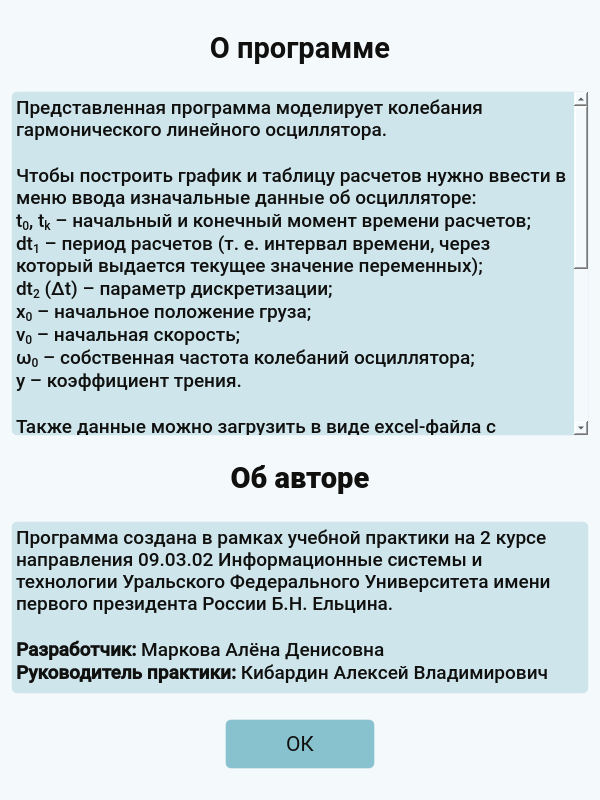
This is UI/InfoWindow.ui in rottenpearr/oscillator-fluctuations as Qt 5 draws it before an edit. The edited form follows.
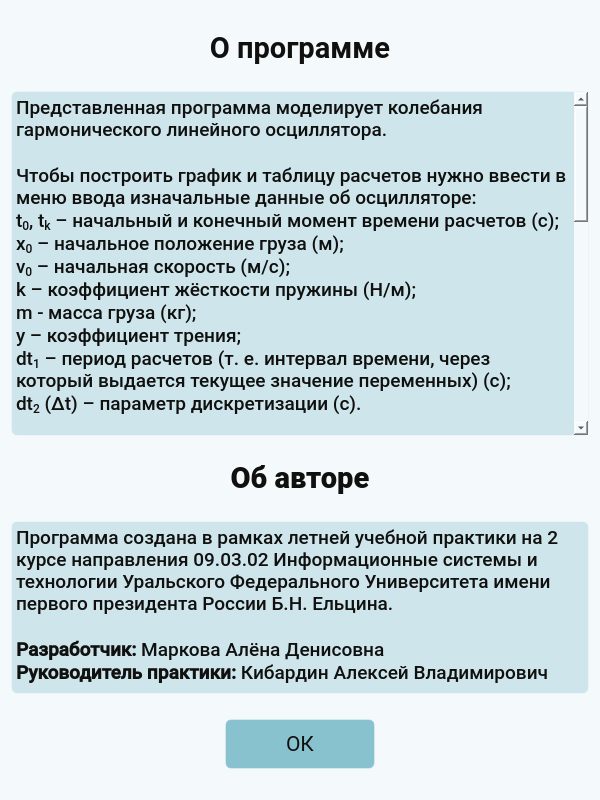
This is the edited form. Icons and pictures are not drawn.

Patch:
```diff
--- a/UI/InfoWindow.ui
+++ b/UI/InfoWindow.ui
@@ -600,466 +600,6 @@
      </item>
      <item>
       <widget class="QTextEdit" name="textEdit">
-       <property name="palette">
-        <palette>
-         <active>
-          <colorrole role="WindowText">
-           <brush brushstyle="SolidPattern">
-            <color alpha="255">
-             <red>16</red>
-             <green>16</green>
-             <blue>15</blue>
-            </color>
-           </brush>
-          </colorrole>
-          <colorrole role="Button">
-           <brush brushstyle="SolidPattern">
-            <color alpha="90">
-             <red>136</red>
-             <green>194</green>
-             <blue>206</blue>
-            </color>
-           </brush>
-          </colorrole>
-          <colorrole role="Text">
-           <brush brushstyle="SolidPattern">
-            <color alpha="255">
-             <red>16</red>
-             <green>16</green>
-             <blue>15</blue>
-            </color>
-           </brush>
-          </colorrole>
-          <colorrole role="BrightText">
-           <brush brushstyle="SolidPattern">
-            <color alpha="255">
-             <red>16</red>
-             <green>16</green>
-             <blue>15</blue>
-            </color>
-           </brush>
-          </colorrole>
-          <colorrole role="ButtonText">
-           <brush brushstyle="SolidPattern">
-            <color alpha="255">
-             <red>16</red>
-             <green>16</green>
-             <blue>15</blue>
-            </color>
-           </brush>
-          </colorrole>
-          <colorrole role="Base">
-           <brush brushstyle="NoBrush">
-            <color alpha="255">
-             <red>0</red>
-             <green>0</green>
-             <blue>0</blue>
-            </color>
-           </brush>
-          </colorrole>
-          <colorrole role="Window">
-           <brush brushstyle="SolidPattern">
-            <color alpha="90">
-             <red>136</red>
-             <green>194</green>
-             <blue>206</blue>
-            </color>
-           </brush>
-          </colorrole>
-          <colorrole role="Shadow">
-           <brush brushstyle="SolidPattern">
-            <color alpha="255">
-             <red>16</red>
-             <green>16</green>
-             <blue>15</blue>
-            </color>
-           </brush>
-          </colorrole>
-          <colorrole role="Highlight">
-           <brush brushstyle="SolidPattern">
-            <color alpha="255">
-             <red>16</red>
-             <green>16</green>
-             <blue>15</blue>
-            </color>
-           </brush>
-          </colorrole>
-          <colorrole role="HighlightedText">
-           <brush brushstyle="SolidPattern">
-            <color alpha="255">
-             <red>16</red>
-             <green>16</green>
-             <blue>15</blue>
-            </color>
-           </brush>
-          </colorrole>
-          <colorrole role="Link">
-           <brush brushstyle="SolidPattern">
-            <color alpha="255">
-             <red>16</red>
-             <green>16</green>
-             <blue>15</blue>
-            </color>
-           </brush>
-          </colorrole>
-          <colorrole role="LinkVisited">
-           <brush brushstyle="SolidPattern">
-            <color alpha="255">
-             <red>16</red>
-             <green>16</green>
-             <blue>15</blue>
-            </color>
-           </brush>
-          </colorrole>
-          <colorrole role="AlternateBase">
-           <brush brushstyle="SolidPattern">
-            <color alpha="255">
-             <red>16</red>
-             <green>16</green>
-             <blue>15</blue>
-            </color>
-           </brush>
-          </colorrole>
-          <colorrole role="ToolTipBase">
-           <brush brushstyle="SolidPattern">
-            <color alpha="255">
-             <red>16</red>
-             <green>16</green>
-             <blue>15</blue>
-            </color>
-           </brush>
-          </colorrole>
-          <colorrole role="ToolTipText">
-           <brush brushstyle="SolidPattern">
-            <color alpha="255">
-             <red>16</red>
-             <green>16</green>
-             <blue>15</blue>
-            </color>
-           </brush>
-          </colorrole>
-          <colorrole role="PlaceholderText">
-           <brush brushstyle="SolidPattern">
-            <color alpha="128">
-             <red>0</red>
-             <green>0</green>
-             <blue>0</blue>
-            </color>
-           </brush>
-          </colorrole>
-          <colorrole role="Accent">
-           <brush brushstyle="SolidPattern">
-            <color alpha="255">
-             <red>136</red>
-             <green>194</green>
-             <blue>206</blue>
-            </color>
-           </brush>
-          </colorrole>
-         </active>
-         <inactive>
-          <colorrole role="WindowText">
-           <brush brushstyle="SolidPattern">
-            <color alpha="255">
-             <red>16</red>
-             <green>16</green>
-             <blue>15</blue>
-            </color>
-           </brush>
-          </colorrole>
-          <colorrole role="Button">
-           <brush brushstyle="SolidPattern">
-            <color alpha="90">
-             <red>136</red>
-             <green>194</green>
-             <blue>206</blue>
-            </color>
-           </brush>
-          </colorrole>
-          <colorrole role="Text">
-           <brush brushstyle="SolidPattern">
-            <color alpha="255">
-             <red>16</red>
-             <green>16</green>
-             <blue>15</blue>
-            </color>
-           </brush>
-          </colorrole>
-          <colorrole role="BrightText">
-           <brush brushstyle="SolidPattern">
-            <color alpha="255">
-             <red>16</red>
-             <green>16</green>
-             <blue>15</blue>
-            </color>
-           </brush>
-          </colorrole>
-          <colorrole role="ButtonText">
-           <brush brushstyle="SolidPattern">
-            <color alpha="255">
-             <red>16</red>
-             <green>16</green>
-             <blue>15</blue>
-            </color>
-           </brush>
-          </colorrole>
-          <colorrole role="Base">
-           <brush brushstyle="NoBrush">
-            <color alpha="255">
-             <red>0</red>
-             <green>0</green>
-             <blue>0</blue>
-            </color>
-           </brush>
-          </colorrole>
-          <colorrole role="Window">
-           <brush brushstyle="SolidPattern">
-            <color alpha="90">
-             <red>136</red>
-             <green>194</green>
-             <blue>206</blue>
-            </color>
-           </brush>
-          </colorrole>
-          <colorrole role="Shadow">
-           <brush brushstyle="SolidPattern">
-            <color alpha="255">
-             <red>16</red>
-             <green>16</green>
-             <blue>15</blue>
-            </color>
-           </brush>
-          </colorrole>
-          <colorrole role="Highlight">
-           <brush brushstyle="SolidPattern">
-            <color alpha="255">
-             <red>16</red>
-             <green>16</green>
-             <blue>15</blue>
-            </color>
-           </brush>
-          </colorrole>
-          <colorrole role="HighlightedText">
-           <brush brushstyle="SolidPattern">
-            <color alpha="255">
-             <red>16</red>
-             <green>16</green>
-             <blue>15</blue>
-            </color>
-           </brush>
-          </colorrole>
-          <colorrole role="Link">
-           <brush brushstyle="SolidPattern">
-            <color alpha="255">
-             <red>16</red>
-             <green>16</green>
-             <blue>15</blue>
-            </color>
-           </brush>
-          </colorrole>
-          <colorrole role="LinkVisited">
-           <brush brushstyle="SolidPattern">
-            <color alpha="255">
-             <red>16</red>
-             <green>16</green>
-             <blue>15</blue>
-            </color>
-           </brush>
-          </colorrole>
-          <colorrole role="AlternateBase">
-           <brush brushstyle="SolidPattern">
-            <color alpha="255">
-             <red>16</red>
-             <green>16</green>
-             <blue>15</blue>
-            </color>
-           </brush>
-          </colorrole>
-          <colorrole role="ToolTipBase">
-           <brush brushstyle="SolidPattern">
-            <color alpha="255">
-             <red>16</red>
-             <green>16</green>
-             <blue>15</blue>
-            </color>
-           </brush>
-          </colorrole>
-          <colorrole role="ToolTipText">
-           <brush brushstyle="SolidPattern">
-            <color alpha="255">
-             <red>16</red>
-             <green>16</green>
-             <blue>15</blue>
-            </color>
-           </brush>
-          </colorrole>
-          <colorrole role="PlaceholderText">
-           <brush brushstyle="SolidPattern">
-            <color alpha="128">
-             <red>0</red>
-             <green>0</green>
-             <blue>0</blue>
-            </color>
-           </brush>
-          </colorrole>
-          <colorrole role="Accent">
-           <brush brushstyle="SolidPattern">
-            <color alpha="255">
-             <red>136</red>
-             <green>194</green>
-             <blue>206</blue>
-            </color>
-           </brush>
-          </colorrole>
-         </inactive>
-         <disabled>
-          <colorrole role="WindowText">
-           <brush brushstyle="SolidPattern">
-            <color alpha="255">
-             <red>0</red>
-             <green>0</green>
-             <blue>0</blue>
-            </color>
-           </brush>
-          </colorrole>
-          <colorrole role="Button">
-           <brush brushstyle="SolidPattern">
-            <color alpha="90">
-             <red>136</red>
-             <green>194</green>
-             <blue>206</blue>
-            </color>
-           </brush>
-          </colorrole>
-          <colorrole role="Text">
-           <brush brushstyle="SolidPattern">
-            <color alpha="255">
-             <red>0</red>
-             <green>0</green>
-             <blue>0</blue>
-            </color>
-           </brush>
-          </colorrole>
-          <colorrole role="BrightText">
-           <brush brushstyle="SolidPattern">
-            <color alpha="255">
-             <red>16</red>
-             <green>16</green>
-             <blue>15</blue>
-            </color>
-           </brush>
-          </colorrole>
-          <colorrole role="ButtonText">
-           <brush brushstyle="SolidPattern">
-            <color alpha="255">
-             <red>0</red>
-             <green>0</green>
-             <blue>0</blue>
-            </color>
-           </brush>
-          </colorrole>
-          <colorrole role="Base">
-           <brush brushstyle="NoBrush">
-            <color alpha="255">
-             <red>0</red>
-             <green>0</green>
-             <blue>0</blue>
-            </color>
-           </brush>
-          </colorrole>
-          <colorrole role="Window">
-           <brush brushstyle="SolidPattern">
-            <color alpha="90">
-             <red>136</red>
-             <green>194</green>
-             <blue>206</blue>
-            </color>
-           </brush>
-          </colorrole>
-          <colorrole role="Shadow">
-           <brush brushstyle="SolidPattern">
-            <color alpha="255">
-             <red>16</red>
-             <green>16</green>
-             <blue>15</blue>
-            </color>
-           </brush>
-          </colorrole>
-          <colorrole role="HighlightedText">
-           <brush brushstyle="SolidPattern">
-            <color alpha="255">
-             <red>16</red>
-             <green>16</green>
-             <blue>15</blue>
-            </color>
-           </brush>
-          </colorrole>
-          <colorrole role="Link">
-           <brush brushstyle="SolidPattern">
-            <color alpha="255">
-             <red>16</red>
-             <green>16</green>
-             <blue>15</blue>
-            </color>
-           </brush>
-          </colorrole>
-          <colorrole role="LinkVisited">
-           <brush brushstyle="SolidPattern">
-            <color alpha="255">
-             <red>16</red>
-             <green>16</green>
-             <blue>15</blue>
-            </color>
-           </brush>
-          </colorrole>
-          <colorrole role="AlternateBase">
-           <brush brushstyle="SolidPattern">
-            <color alpha="255">
-             <red>16</red>
-             <green>16</green>
-             <blue>15</blue>
-            </color>
-           </brush>
-          </colorrole>
-          <colorrole role="ToolTipBase">
-           <brush brushstyle="SolidPattern">
-            <color alpha="255">
-             <red>16</red>
-             <green>16</green>
-             <blue>15</blue>
-            </color>
-           </brush>
-          </colorrole>
-          <colorrole role="ToolTipText">
-           <brush brushstyle="SolidPattern">
-            <color alpha="255">
-             <red>16</red>
-             <green>16</green>
-             <blue>15</blue>
-            </color>
-           </brush>
-          </colorrole>
-          <colorrole role="PlaceholderText">
-           <brush brushstyle="SolidPattern">
-            <color alpha="128">
-             <red>0</red>
-             <green>0</green>
-             <blue>0</blue>
-            </color>
-           </brush>
-          </colorrole>
-          <colorrole role="Accent">
-           <brush brushstyle="SolidPattern">
-            <color alpha="255">
-             <red>136</red>
-             <green>194</green>
-             <blue>206</blue>
-            </color>
-           </brush>
-          </colorrole>
-         </disabled>
-        </palette>
-       </property>
        <property name="font">
         <font>
          <family>Roboto Medium</family>
@@ -1089,17 +629,23 @@
 &lt;p style=&quot; margin-top:0px; margin-bottom:0px; margin-left:0px; margin-right:0px; -qt-block-indent:0; text-indent:0px;&quot;&gt;Представленная программа моделирует колебания гармонического линейного осциллятора.&lt;/p&gt;
 &lt;p style=&quot;-qt-paragraph-type:empty; margin-top:0px; margin-bottom:0px; margin-left:0px; margin-right:0px; -qt-block-indent:0; text-indent:0px;&quot;&gt;&lt;br /&gt;&lt;/p&gt;
 &lt;p style=&quot; margin-top:0px; margin-bottom:0px; margin-left:0px; margin-right:0px; -qt-block-indent:0; text-indent:0px;&quot;&gt;Чтобы построить график и таблицу расчетов нужно ввести в меню ввода изначальные данные об осцилляторе:&lt;/p&gt;
-&lt;p style=&quot; margin-top:0px; margin-bottom:0px; margin-left:0px; margin-right:0px; -qt-block-indent:0; text-indent:0px;&quot;&gt;t&lt;span style=&quot; vertical-align:sub;&quot;&gt;0&lt;/span&gt;, t&lt;span style=&quot; vertical-align:sub;&quot;&gt;k&lt;/span&gt; – начальный и конечный момент времени расчетов; &lt;/p&gt;
-&lt;p style=&quot; margin-top:0px; margin-bottom:0px; margin-left:0px; margin-right:0px; -qt-block-indent:0; text-indent:0px;&quot;&gt;dt&lt;span style=&quot; vertical-align:sub;&quot;&gt;1&lt;/span&gt; – период расчетов (т. е. интервал времени, через который выдается текущее значение переменных); &lt;/p&gt;
-&lt;p style=&quot; margin-top:0px; margin-bottom:0px; margin-left:0px; margin-right:0px; -qt-block-indent:0; text-indent:0px;&quot;&gt;dt&lt;span style=&quot; vertical-align:sub;&quot;&gt;2&lt;/span&gt; (Δt) – параметр дискретизации;&lt;/p&gt;
-&lt;p style=&quot; margin-top:0px; margin-bottom:0px; margin-left:0px; margin-right:0px; -qt-block-indent:0; text-indent:0px;&quot;&gt;x&lt;span style=&quot; vertical-align:sub;&quot;&gt;0&lt;/span&gt; – начальное положение груза; &lt;/p&gt;
-&lt;p style=&quot; margin-top:0px; margin-bottom:0px; margin-left:0px; margin-right:0px; -qt-block-indent:0; text-indent:0px;&quot;&gt;v&lt;span style=&quot; vertical-align:sub;&quot;&gt;0&lt;/span&gt; – начальная скорость; &lt;/p&gt;
-&lt;p style=&quot; margin-top:0px; margin-bottom:0px; margin-left:0px; margin-right:0px; -qt-block-indent:0; text-indent:0px;&quot;&gt;ω&lt;span style=&quot; vertical-align:sub;&quot;&gt;0&lt;/span&gt; – собственная частота колебаний осциллятора; &lt;/p&gt;
-&lt;p style=&quot; margin-top:0px; margin-bottom:0px; margin-left:0px; margin-right:0px; -qt-block-indent:0; text-indent:0px;&quot;&gt;y – коэффициент трения.&lt;/p&gt;
+&lt;p style=&quot; margin-top:0px; margin-bottom:0px; margin-left:0px; margin-right:0px; -qt-block-indent:0; text-indent:0px;&quot;&gt;t&lt;span style=&quot; vertical-align:sub;&quot;&gt;0&lt;/span&gt;, t&lt;span style=&quot; vertical-align:sub;&quot;&gt;k&lt;/span&gt; – начальный и конечный момент времени расчетов (с); &lt;/p&gt;
+&lt;p style=&quot; margin-top:0px; margin-bottom:0px; margin-left:0px; margin-right:0px; -qt-block-indent:0; text-indent:0px;&quot;&gt;x&lt;span style=&quot; vertical-align:sub;&quot;&gt;0&lt;/span&gt; – начальное положение груза (м); &lt;/p&gt;
+&lt;p style=&quot; margin-top:0px; margin-bottom:0px; margin-left:0px; margin-right:0px; -qt-block-indent:0; text-indent:0px;&quot;&gt;v&lt;span style=&quot; vertical-align:sub;&quot;&gt;0&lt;/span&gt; – начальная скорость (м/c); &lt;/p&gt;
+&lt;p style=&quot; margin-top:0px; margin-bottom:0px; margin-left:0px; margin-right:0px; -qt-block-indent:0; text-indent:0px;&quot;&gt;k – коэффициент жёсткости пружины (Н/м); &lt;/p&gt;
+&lt;p style=&quot; margin-top:0px; margin-bottom:0px; margin-left:0px; margin-right:0px; -qt-block-indent:0; text-indent:0px;&quot;&gt;m - масса груза (кг);&lt;/p&gt;
+&lt;p style=&quot; margin-top:0px; margin-bottom:0px; margin-left:0px; margin-right:0px; -qt-block-indent:0; text-indent:0px;&quot;&gt;y – коэффициент трения;&lt;/p&gt;
+&lt;p style=&quot; margin-top:0px; margin-bottom:0px; margin-left:0px; margin-right:0px; -qt-block-indent:0; text-indent:0px;&quot;&gt;dt&lt;span style=&quot; vertical-align:sub;&quot;&gt;1&lt;/span&gt; – период расчетов (т. е. интервал времени, через который выдается текущее значение переменных) (с); &lt;/p&gt;
+&lt;p style=&quot; margin-top:0px; margin-bottom:0px; margin-left:0px; margin-right:0px; -qt-block-indent:0; text-indent:0px;&quot;&gt;dt&lt;span style=&quot; vertical-align:sub;&quot;&gt;2&lt;/span&gt; (Δt) – параметр дискретизации (с).&lt;/p&gt;
 &lt;p style=&quot;-qt-paragraph-type:empty; margin-top:0px; margin-bottom:0px; margin-left:0px; margin-right:0px; -qt-block-indent:0; text-indent:0px;&quot;&gt;&lt;br /&gt;&lt;/p&gt;
 &lt;p style=&quot; margin-top:0px; margin-bottom:0px; margin-left:0px; margin-right:0px; -qt-block-indent:0; text-indent:0px;&quot;&gt;Также данные можно загрузить в виде excel-файла с помощью кнопки &amp;quot;ЗАГРУЗИТЬ&amp;quot;. Для считывания в файле должны содержаться столбцы с именами переменных, а в следующей ячейке столбца - значение переменной.&lt;/p&gt;
 &lt;p style=&quot;-qt-paragraph-type:empty; margin-top:0px; margin-bottom:0px; margin-left:0px; margin-right:0px; -qt-block-indent:0; text-indent:0px;&quot;&gt;&lt;br /&gt;&lt;/p&gt;
-&lt;p style=&quot; margin-top:0px; margin-bottom:0px; margin-left:0px; margin-right:0px; -qt-block-indent:0; text-indent:0px;&quot;&gt;При нажатии кнопки &amp;quot;СГЕНЕРИРОВАТЬ&amp;quot; на экране появится график по задданым начальным условиям. Всего генерируется 3 типа графика (1 тип - график зависимости x, v, t; 2 тип - график зависимости x, t; график зависимости v, t), переключение между ними производятся с помощью стрелок &amp;quot;&amp;lt;&amp;quot; и &amp;quot;&amp;gt;&amp;quot;.&lt;br /&gt;&lt;br /&gt;Выбранный график можно распечатать с помощью кнопки &amp;quot;ПЕЧАТЬ&amp;quot; или сформировать excel-файл с таблицей при нажатии на кнопку &amp;quot;EXCEL&amp;quot;.&lt;/p&gt;&lt;/body&gt;&lt;/html&gt;</string>
+&lt;p style=&quot; margin-top:0px; margin-bottom:0px; margin-left:0px; margin-right:0px; -qt-block-indent:0; text-indent:0px;&quot;&gt;При нажатии кнопки &amp;quot;СГЕНЕРИРОВАТЬ&amp;quot; на экране появится график по заданным начальным условиям.&lt;/p&gt;
+&lt;p style=&quot; margin-top:0px; margin-bottom:0px; margin-left:0px; margin-right:0px; -qt-block-indent:0; text-indent:0px;&quot;&gt;Всего генерируется 3 типа графика:&lt;/p&gt;
+&lt;p style=&quot; margin-top:0px; margin-bottom:0px; margin-left:0px; margin-right:0px; -qt-block-indent:0; text-indent:0px;&quot;&gt;1 тип - график зависимости x, v, t;&lt;/p&gt;
+&lt;p style=&quot; margin-top:0px; margin-bottom:0px; margin-left:0px; margin-right:0px; -qt-block-indent:0; text-indent:0px;&quot;&gt;2 тип - график зависимости x, t;&lt;/p&gt;
+&lt;p style=&quot; margin-top:0px; margin-bottom:0px; margin-left:0px; margin-right:0px; -qt-block-indent:0; text-indent:0px;&quot;&gt;3 тип - график зависимости v, t.&lt;/p&gt;
+&lt;p style=&quot; margin-top:0px; margin-bottom:0px; margin-left:0px; margin-right:0px; -qt-block-indent:0; text-indent:0px;&quot;&gt;Переключение между ними производятся с помощью стрелок &amp;quot;&amp;lt;&amp;quot; и &amp;quot;&amp;gt;&amp;quot;.&lt;br /&gt;&lt;br /&gt;Выбранный график можно распечатать с помощью кнопки &amp;quot;ПЕЧАТЬ&amp;quot; или сформировать excel-файл с таблицей при нажатии на кнопку &amp;quot;EXCEL&amp;quot;.&lt;br /&gt;&lt;br /&gt;Если в системе занулить коэффициент трения, то в excel-файле графика зависимости x, v, t появятся колонки &amp;quot;Полная энергия Ei&amp;quot;, &amp;quot;Среднее значение полной энергии Esr&amp;quot;, &amp;quot;Относительная погрешность по энергии di&amp;quot; и &amp;quot;Среднеквадратическая относительная погрешность dsr&amp;quot; для проверки закона сохранения энергии в полной системе. Расчёты по формулам производятся на каждом расчётном шаге.&lt;/p&gt;&lt;/body&gt;&lt;/html&gt;</string>
        </property>
       </widget>
      </item>
@@ -1160,6 +706,9 @@
 border-radius: 6px;
 </string>
        </property>
+       <property name="readOnly">
+        <bool>true</bool>
+       </property>
        <property name="html">
         <string>&lt;!DOCTYPE HTML PUBLIC &quot;-//W3C//DTD HTML 4.0//EN&quot; &quot;http://www.w3.org/TR/REC-html40/strict.dtd&quot;&gt;
 &lt;html&gt;&lt;head&gt;&lt;meta name=&quot;qrichtext&quot; content=&quot;1&quot; /&gt;&lt;meta charset=&quot;utf-8&quot; /&gt;&lt;style type=&quot;text/css&quot;&gt;
@@ -1168,7 +717,7 @@
 li.unchecked::marker { content: &quot;\2610&quot;; }
 li.checked::marker { content: &quot;\2612&quot;; }
 &lt;/style&gt;&lt;/head&gt;&lt;body style=&quot; font-family:'Roboto Medium'; font-size:14pt; font-weight:400; font-style:normal;&quot;&gt;
-&lt;p style=&quot; margin-top:0px; margin-bottom:0px; margin-left:0px; margin-right:0px; -qt-block-indent:0; text-indent:0px;&quot;&gt;Программа создана в рамках учебной практики на 2 курсе направления 09.03.02 Информационные системы и технологии Уральского Федерального Университета имени первого президента России Б.Н. Ельцина.&lt;/p&gt;
+&lt;p style=&quot; margin-top:0px; margin-bottom:0px; margin-left:0px; margin-right:0px; -qt-block-indent:0; text-indent:0px;&quot;&gt;Программа создана в рамках летней учебной практики на 2 курсе направления 09.03.02 Информационные системы и технологии Уральского Федерального Университета имени первого президента России Б.Н. Ельцина.&lt;/p&gt;
 &lt;p style=&quot;-qt-paragraph-type:empty; margin-top:0px; margin-bottom:0px; margin-left:0px; margin-right:0px; -qt-block-indent:0; text-indent:0px;&quot;&gt;&lt;br /&gt;&lt;/p&gt;
 &lt;p style=&quot; margin-top:0px; margin-bottom:0px; margin-left:0px; margin-right:0px; -qt-block-indent:0; text-indent:0px;&quot;&gt;&lt;span style=&quot; font-weight:700;&quot;&gt;Разработчик:&lt;/span&gt; Маркова Алёна Денисовна&lt;/p&gt;
 &lt;p style=&quot; margin-top:0px; margin-bottom:0px; margin-left:0px; margin-right:0px; -qt-block-indent:0; text-indent:0px;&quot;&gt;&lt;span style=&quot; font-weight:700;&quot;&gt;Руководитель практики:&lt;/span&gt; Кибардин Алексей Владимирович&lt;/p&gt;&lt;/body&gt;&lt;/html&gt;</string>
```
